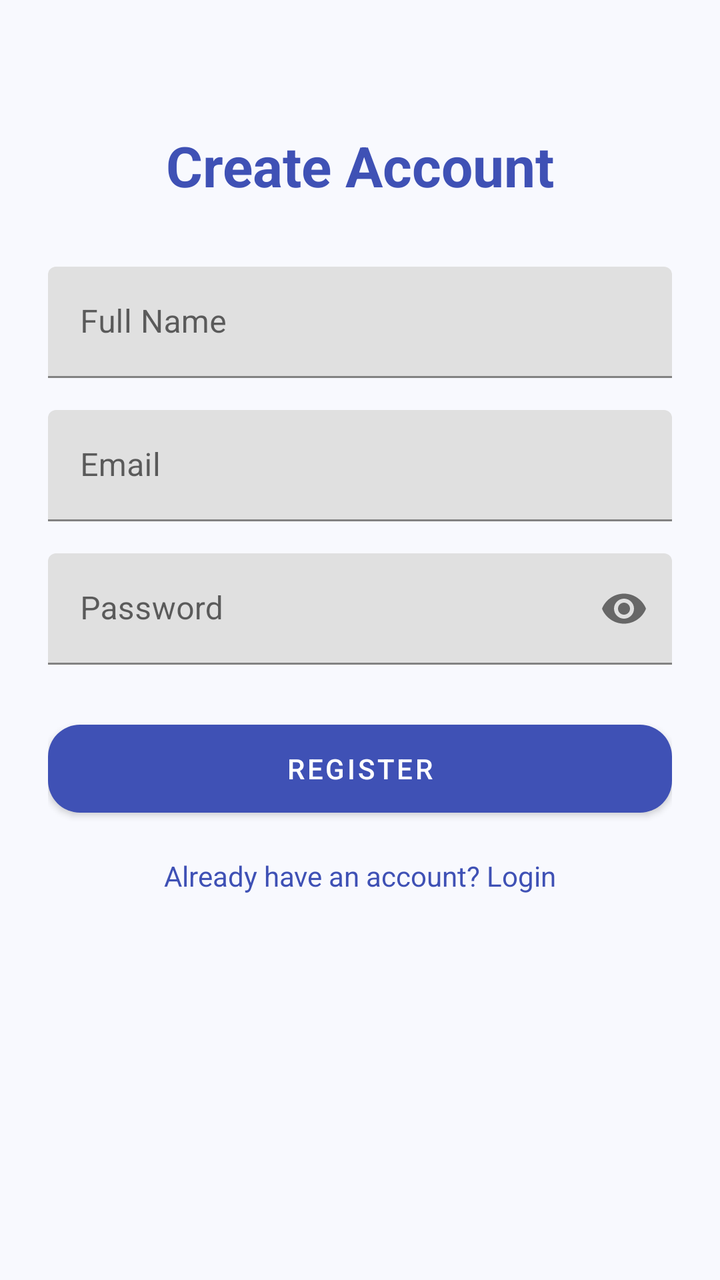
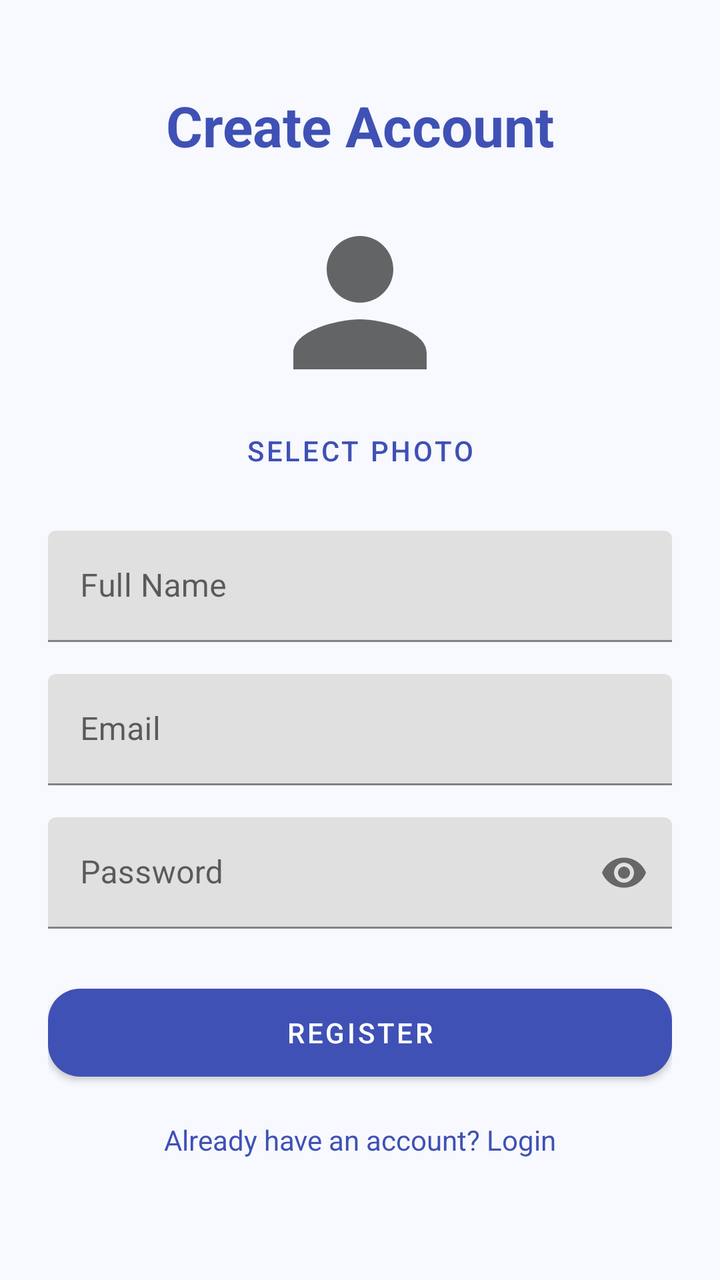

Compare the two renders of this Android layout. The source of the first and the diff that turns it into the second are given below.
<!-- AndroidManifest.xml: application theme AppTheme -->
<!-- res/layout/activity_register_fragment.xml -->
<?xml version="1.0" encoding="utf-8"?>
<androidx.constraintlayout.widget.ConstraintLayout
    xmlns:android="http://schemas.android.com/apk/res/android"
    xmlns:app="http://schemas.android.com/apk/res-auto"
    android:layout_width="match_parent"
    android:layout_height="match_parent"
    android:background="@color/background_light"
    android:padding="24dp">

    
    <TextView
        android:id="@+id/title"
        android:layout_width="wrap_content"
        android:layout_height="wrap_content"
        android:text="Create Account"
        android:textSize="28sp"
        android:textStyle="bold"
        android:textColor="@color/primary"
        app:layout_constraintTop_toTopOf="parent"
        app:layout_constraintStart_toStartOf="parent"
        app:layout_constraintEnd_toEndOf="parent"
        android:layout_marginTop="40dp"/>

    
    <com.google.android.material.textfield.TextInputLayout
        android:id="@+id/nameLayout"
        android:layout_width="0dp"
        android:layout_height="wrap_content"
        android:hint="Full Name"
        app:layout_constraintTop_toBottomOf="@id/title"
        app:layout_constraintStart_toStartOf="parent"
        app:layout_constraintEnd_toEndOf="parent"
        android:layout_marginTop="32dp">

        <com.google.android.material.textfield.TextInputEditText
            android:id="@+id/nameInput"
            android:layout_width="match_parent"
            android:layout_height="wrap_content"/>
    </com.google.android.material.textfield.TextInputLayout>

    
    <com.google.android.material.textfield.TextInputLayout
        android:id="@+id/emailLayout"
        android:layout_width="0dp"
        android:layout_height="wrap_content"
        android:hint="Email"
        app:layout_constraintTop_toBottomOf="@id/nameLayout"
        app:layout_constraintStart_toStartOf="parent"
        app:layout_constraintEnd_toEndOf="parent"
        android:layout_marginTop="16dp">

        <com.google.android.material.textfield.TextInputEditText
            android:id="@+id/emailInput"
            android:layout_width="match_parent"
            android:layout_height="wrap_content"/>
    </com.google.android.material.textfield.TextInputLayout>

    
    <com.google.android.material.textfield.TextInputLayout
        android:id="@+id/passwordLayout"
        android:layout_width="0dp"
        android:layout_height="wrap_content"
        android:hint="Password"
        app:passwordToggleEnabled="true"
        app:layout_constraintTop_toBottomOf="@id/emailLayout"
        app:layout_constraintStart_toStartOf="parent"
        app:layout_constraintEnd_toEndOf="parent"
        android:layout_marginTop="16dp">

        <com.google.android.material.textfield.TextInputEditText
            android:id="@+id/passwordInput"
            android:layout_width="match_parent"
            android:layout_height="wrap_content"
            android:inputType="textPassword"/>
    </com.google.android.material.textfield.TextInputLayout>

    
    <com.google.android.material.button.MaterialButton
        android:id="@+id/registerBtn"
        android:layout_width="0dp"
        android:layout_height="56dp"
        android:text="Register"
        app:cornerRadius="16dp"
        android:layout_marginTop="24dp"
        app:layout_constraintTop_toBottomOf="@id/passwordLayout"
        app:layout_constraintStart_toStartOf="parent"
        app:layout_constraintEnd_toEndOf="parent"/>

    
    <TextView
        android:id="@+id/goLogin"
        android:layout_width="wrap_content"
        android:layout_height="wrap_content"
        android:text="Already have an account? Login"
        android:textColor="@color/primary"
        android:layout_marginTop="16dp"
        app:layout_constraintTop_toBottomOf="@id/registerBtn"
        app:layout_constraintStart_toStartOf="parent"
        app:layout_constraintEnd_toEndOf="parent"/>

</androidx.constraintlayout.widget.ConstraintLayout>
<!-- resources referenced by this layout -->
<resources>
  <color name="background_light">#F8F9FE</color>
  <color name="primary">#3F51B5</color>
  <style name="AppTheme" parent="Theme.MaterialComponents.Light.NoActionBar">
          
          <item name="colorPrimary">@color/primary</item>
          <item name="colorPrimaryVariant">@color/primary_dark</item>
          <item name="colorOnPrimary">@color/white</item>
  
          
          <item name="colorSecondary">@color/accent</item>
          <item name="colorSecondaryVariant">@color/accent</item>
          <item name="colorOnSecondary">@color/white</item>
  
          
          <item name="android:statusBarColor">@color/primary_dark</item>
  
          
          <item name="android:windowBackground">@color/background_light</item>
      </style>
  <color name="primary_dark">#303F9F</color>
  <color name="white">#FFFFFF</color>
  <color name="accent">#FF4081</color>
</resources>

<!-- the commit's change to res/layout/activity_register_fragment.xml (unified diff, before → after) -->
@@ -19,7 +19,28 @@
         app:layout_constraintTop_toTopOf="parent"
         app:layout_constraintStart_toStartOf="parent"
         app:layout_constraintEnd_toEndOf="parent"
-        android:layout_marginTop="40dp"/>
+        android:layout_marginTop="20dp"/>
+
+    <ImageView
+        android:id="@+id/profileImage"
+        android:layout_width="100dp"
+        android:layout_height="100dp"
+        android:layout_marginTop="20dp"
+        android:scaleType="centerCrop"
+        android:src="@drawable/ic_profile"
+        app:layout_constraintTop_toBottomOf="@id/title"
+        app:layout_constraintStart_toStartOf="parent"
+        app:layout_constraintEnd_toEndOf="parent"/>
+
+    <com.google.android.material.button.MaterialButton
+        android:id="@+id/pickImageBtn"
+        style="@style/Widget.MaterialComponents.Button.TextButton"
+        android:layout_width="wrap_content"
+        android:layout_height="wrap_content"
+        android:text="Select Photo"
+        app:layout_constraintTop_toBottomOf="@id/profileImage"
+        app:layout_constraintStart_toStartOf="parent"
+        app:layout_constraintEnd_toEndOf="parent"/>
 
     
     <com.google.android.material.textfield.TextInputLayout
@@ -27,10 +48,10 @@
         android:layout_width="0dp"
         android:layout_height="wrap_content"
         android:hint="Full Name"
-        app:layout_constraintTop_toBottomOf="@id/title"
+        app:layout_constraintTop_toBottomOf="@id/pickImageBtn"
         app:layout_constraintStart_toStartOf="parent"
         app:layout_constraintEnd_toEndOf="parent"
-        android:layout_marginTop="32dp">
+        android:layout_marginTop="16dp">
 
         <com.google.android.material.textfield.TextInputEditText
             android:id="@+id/nameInput"
<!-- resource entries referenced after the edit -->
@@ -2,6 +2,17 @@
 <resources>
   <color name="background_light">#F8F9FE</color>
   <color name="primary">#3F51B5</color>
+  <!-- drawable ic_profile (drawable) -->
+  <vector xmlns:android="http://schemas.android.com/apk/res/android"
+      android:width="24dp"
+      android:height="24dp"
+      android:viewportWidth="24"
+      android:viewportHeight="24"
+      android:tint="?attr/colorControlNormal">
+      <path
+          android:fillColor="@android:color/white"
+          android:pathData="M12,12c2.21,0 4,-1.79 4,-4s-1.79,-4 -4,-4 -4,1.79 -4,4 1.79,4 4,4zM12,14c-2.67,0 -8,1.34 -8,4v2h16v-2c0,-2.66 -5.33,-4 -8,-4z"/>
+  </vector>
   <style name="AppTheme" parent="Theme.MaterialComponents.Light.NoActionBar">
           
           <item name="colorPrimary">@color/primary</item>
